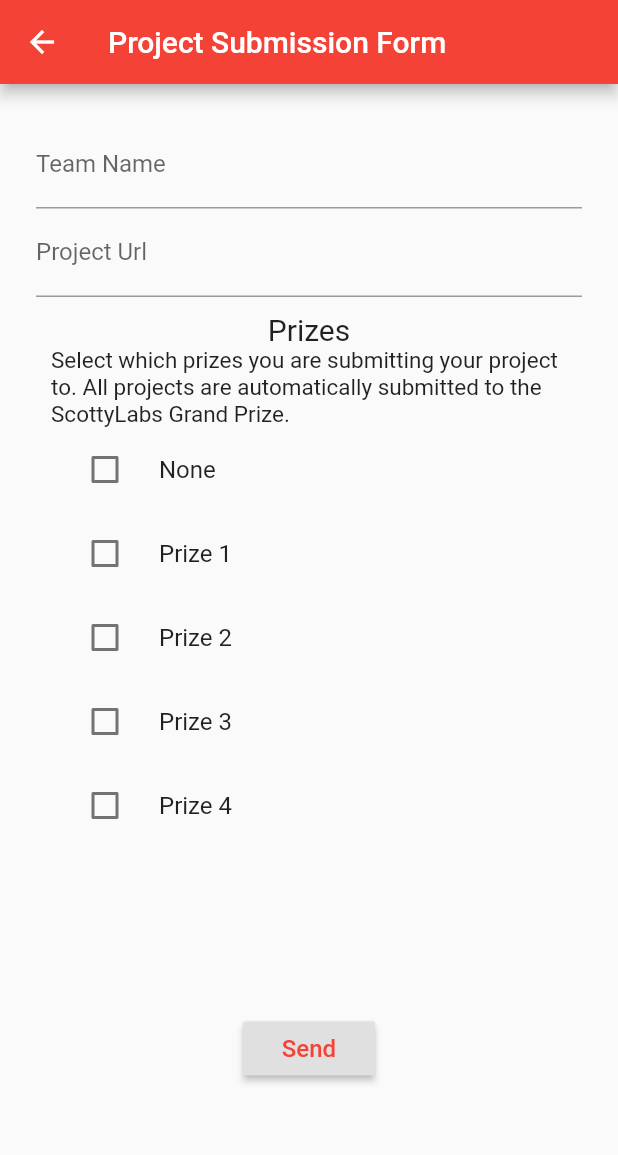
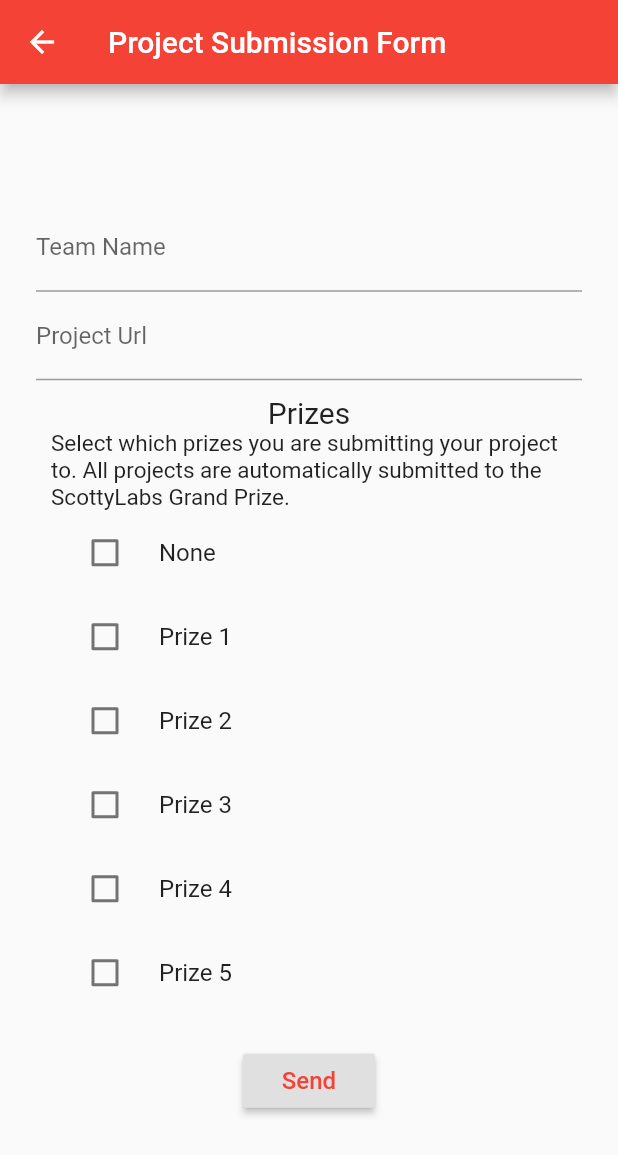
Before and after one commit to ScottyLabs/tartanhacksdashboard, a Flutter app: the HackHome screen opened directly, on a phone screen of 412 x 824 dp. Shown: the top 1155 px of the screen. Run offline on Flutter 3.47's test engine with Material 2 defaults, Android fonts, the phone set to English and light mode, and no system bars.

```diff
--- a/dashboard/lib/hackathon/hack.dart
+++ b/dashboard/lib/hackathon/hack.dart
@@ -49,6 +49,7 @@ class FormScreenState extends State<HackHome> {
   bool value2 = false;
   bool value3 = false;
   bool value4 = false;
+  bool value5 = false;
 
 
   Widget _buildPrizes(){
@@ -109,6 +110,16 @@ class FormScreenState extends State<HackHome> {
                     });
                   },
                 ),
+                CheckboxListTile(
+                  controlAffinity: ListTileControlAffinity.leading,
+                  title: const Text('Prize 5'),
+                  value: this.value5,
+                  onChanged: (bool value) {
+                    setState(() {
+                      this.value5 = value;
+                    });
+                  },
+                ),
 
               ],
             )
@@ -118,9 +129,11 @@ class FormScreenState extends State<HackHome> {
   Widget build(BuildContext context) {
     return Scaffold(
       appBar: AppBar(backgroundColor: Colors.red, title: Text("Project Submission Form")),
-      body: SingleChildScrollView(
-        child: Container(
-          margin: EdgeInsets.all(24),
+      body: Center(
+        child: SingleChildScrollView(
+          padding: const EdgeInsets.all(24),
+          child: Center(
+
             child: Form(
               key: _formKey,
               child: Column(
@@ -129,7 +142,7 @@ class FormScreenState extends State<HackHome> {
                   _buildName(),
                   _buildURL(),
                   _buildPrizes(),
-                SizedBox(height: 100),
+                  SizedBox(height: 10),
                   RaisedButton(
                     child: Text(
                       'Send',
@@ -144,7 +157,11 @@ class FormScreenState extends State<HackHome> {
 
                       print(_teamName);
                       print(_url);
-
+                      print("Prize 1: $value1 ");
+                      print("Prize 2: $value2 ");
+                      print("Prize 3: $value3 ");
+                      print("Prize 4: $value4 ");
+                      print("Prize 5: $value5 ");
                       //Send to API
                     },
                   )
@@ -153,6 +170,7 @@ class FormScreenState extends State<HackHome> {
             ),
           ),
         ),
+      ),
     );
   }
 
```
Lines whose indentation alone changed are shown as unchanged.
